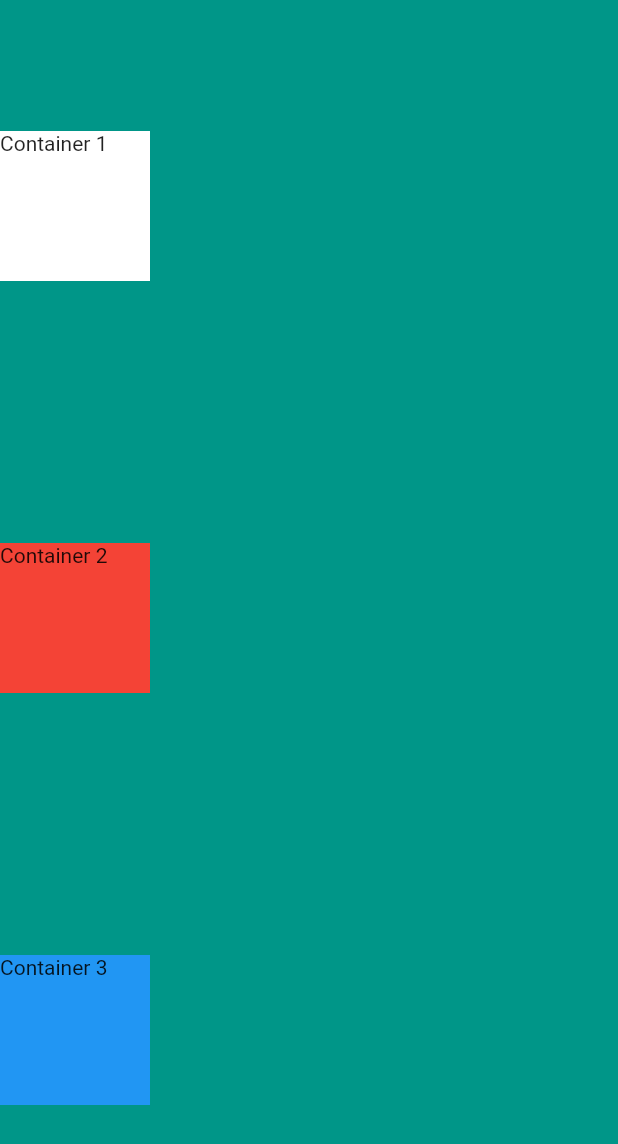
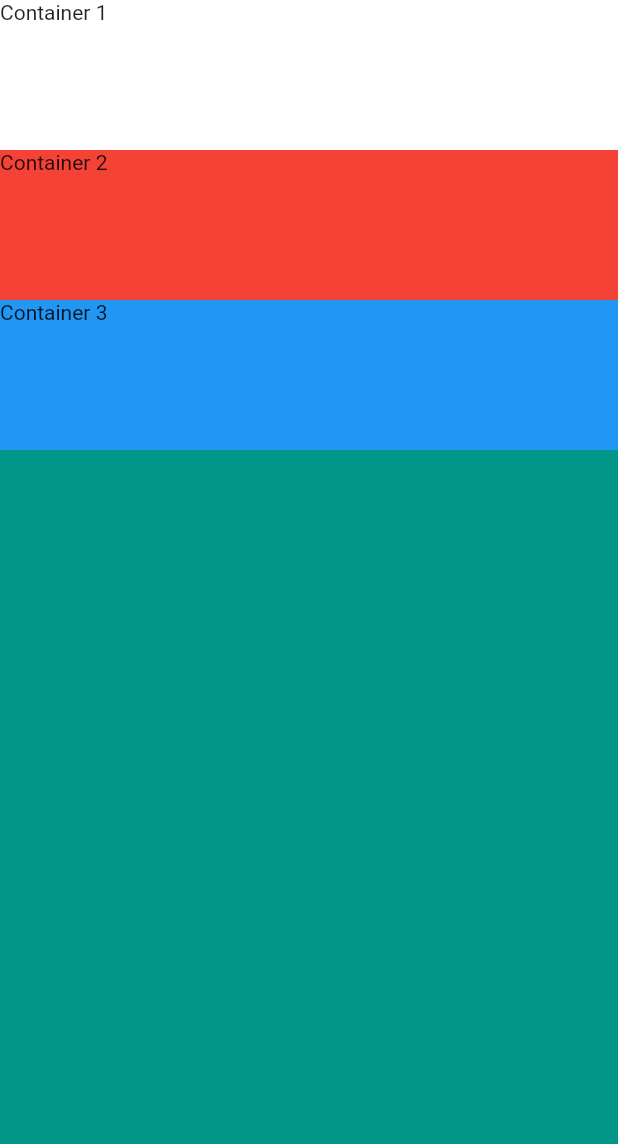
Before and after one commit to MagedGDEV/flutterApps, a Flutter app: the screen it shows after launch, on a phone screen of 412 x 824 dp. Shown: the top 1144 px of the screen. Run offline on Flutter 3.47's test engine with Material 2 defaults, Android fonts, the phone set to English and light mode, and no system bars.

Commit message:
CrossAxisAlignment

```diff
--- a/mi_card/lib/main.dart
+++ b/mi_card/lib/main.dart
@@ -15,7 +15,7 @@ class MyApp extends StatelessWidget {
         backgroundColor: Colors.teal,
         body: SafeArea(
           child: Column(
-            mainAxisAlignment: MainAxisAlignment.spaceAround,
+            crossAxisAlignment: CrossAxisAlignment.stretch,
             children: [
               Container(
                 color: Colors.white,
@@ -25,7 +25,7 @@ class MyApp extends StatelessWidget {
               ),
               Container(
                 color: Colors.red,
-                width: 100,
+                width: double.infinity,
                 height: 100,
                 child: Text('Container 2'),
               ),
```
Also changed, not shown: 5 other files.
